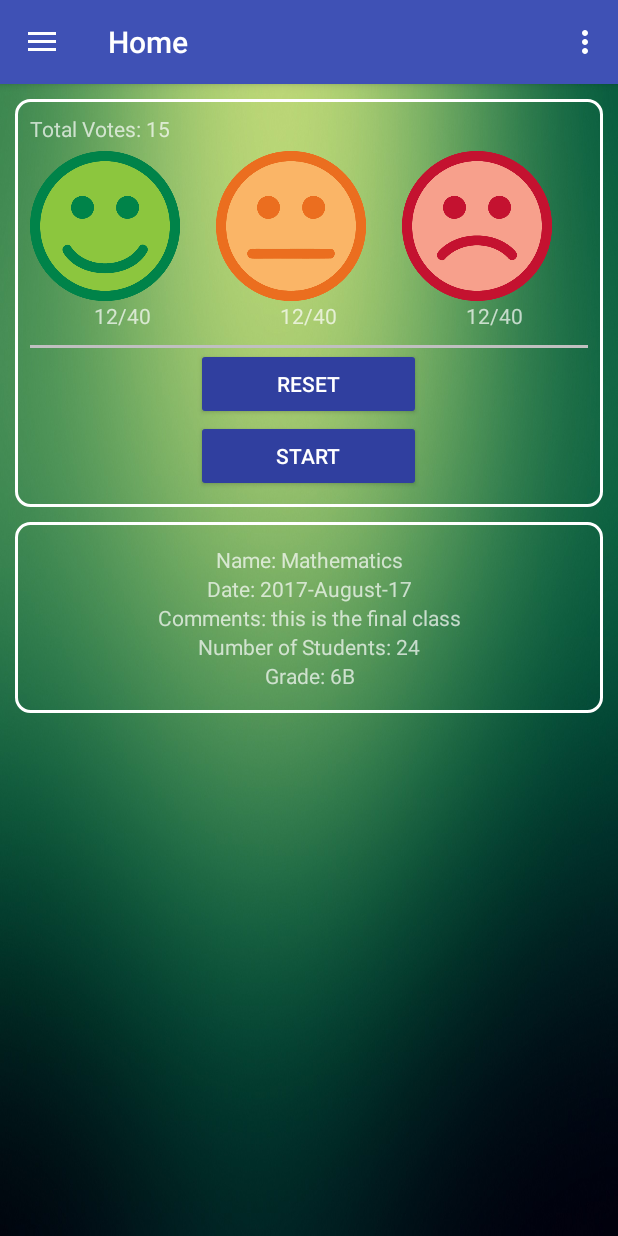
After one commit to prasannadeshappriya/TutionClass-MobileApp, an Android app: the fragment FeedbackViewFragment placed in its activity, on a phone screen of 412 x 824 dp. The commit adds this screen. Run offline under Robolectric (Android 15) with nearby library versions, the phone set to English and light mode, and no system bars; 6 statements that could not run were skipped.

Commit message:
Minor changes

```diff
--- /dev/null
+++ b/app/src/main/java/com/example/prasanna/tutionclass/Fragment/FeedbackViewFragment.java
@@ -0,0 +1,135 @@
+package com.example.prasanna.tutionclass.Fragment;
+
+import android.os.Bundle;
+import android.support.annotation.Nullable;
+import android.support.v4.app.Fragment;
+import android.support.v4.app.FragmentTransaction;
+import android.view.KeyEvent;
+import android.view.LayoutInflater;
+import android.view.View;
+import android.view.ViewGroup;
+import android.widget.Button;
+import android.widget.TextView;
+
+import com.example.prasanna.tutionclass.Models.Lesson;
+import com.example.prasanna.tutionclass.R;
+
+/**
+ * Created by prasanna_d on 8/15/2017.
+ */
+
+public class FeedbackViewFragment extends Fragment {
+    private TextView tvTotalVotes;
+    private TextView tvHappyStatus;
+    private TextView tvNutralStatus;
+    private TextView tvBadStatus;
+    private Button btnReset;
+    private Button btnStart;
+    private Button btnViewGraph;
+    private TextView tvFedName;
+    private TextView tvFedDate;
+    private TextView tvFedComments;
+    private TextView tvFedNumDates;
+    private TextView tvFedGrade;
+
+    private String email;
+    private String user_name;
+    private String user_id;
+    private Lesson lesson;
+
+    public void setUserDetails(String email, String user_name, String user_id) {
+        this.email = email;
+        this.user_name = user_name;
+        this.user_id = user_id;
+    }
+
+    public void setLesson(Lesson lesson){
+        this.lesson = lesson;
+    }
+
+    @Nullable
+    @Override
+    public View onCreateView(LayoutInflater inflater, @Nullable ViewGroup container, @Nullable Bundle savedInstanceState) {
+        View view = inflater.inflate(R.layout.fragment_feedback_view, container, false);
+        //Initialize Variables;
+        init(view);
+
+        //Set Lesson data values
+        tvFedName.setText("Name: " + lesson.getName());
+        tvFedDate.setText("Date: " + lesson.getDate());
+        if(lesson.getComments().equals("")){
+            tvFedComments.setVisibility(View.GONE);
+        }else {
+            tvFedComments.setText("Comments: " + lesson.getComments());
+            tvFedComments.setVisibility(View.VISIBLE);
+        }
+        tvFedNumDates.setText("Number of Students: " + String.valueOf(lesson.getStudent_count()));
+        tvFedGrade.setText("Grade: " + lesson.getGrade());
+
+        //Graphical View for later implementation
+        btnViewGraph.setVisibility(View.GONE);
+        btnStart.setOnClickListener(
+                new View.OnClickListener() {
+                    @Override
+                    public void onClick(View v) {
+                        startVote();
+                    }
+                }
+        );
+
+        return view;
+    }
+
+    private void startVote() {
+        FeedbackShowFragment feedbackShowFragment = new FeedbackShowFragment();
+        feedbackShowFragment.setUserDetails(email, user_name, user_id);
+        feedbackShowFragment.setLesson(lesson);
+        FragmentTransaction transaction = getFragmentManager().beginTransaction();
+        transaction.setCustomAnimations(android.R.anim.slide_in_left,
+                android.R.anim.slide_out_right);
+        transaction.replace(R.id.frmMain, feedbackShowFragment);
+        transaction.commit();
+    }
+
+    private void init(View view) {
+        tvTotalVotes = (TextView)view.findViewById(R.id.tvTotalVotes);
+        tvHappyStatus= (TextView)view.findViewById(R.id.tvHappyStatus);
+        tvNutralStatus= (TextView)view.findViewById(R.id.tvNutralStatus);
+        tvBadStatus= (TextView)view.findViewById(R.id.tvBadStatus);
+        btnReset= (Button) view.findViewById(R.id.btnReset);
+        btnStart= (Button) view.findViewById(R.id.btnStart);
+        btnViewGraph= (Button) view.findViewById(R.id.btnViewGraph);
+        tvFedName= (TextView)view.findViewById(R.id.tvFedName);
+        tvFedDate= (TextView)view.findViewById(R.id.tvFedDate);
+        tvFedComments= (TextView)view.findViewById(R.id.tvFedComments);
+        tvFedNumDates= (TextView)view.findViewById(R.id.tvFedNumDates);
+        tvFedGrade= (TextView)view.findViewById(R.id.tvFedGrade);
+    }
+
+    @Override
+    public void onResume() {
+        super.onResume();
+        getView().setFocusableInTouchMode(true);
+        getView().requestFocus();
+        getView().setOnKeyListener(new View.OnKeyListener() {
+            @Override
+            public boolean onKey(View v, int keyCode, KeyEvent event) {
+                if (event.getAction() == KeyEvent.ACTION_UP && keyCode == KeyEvent.KEYCODE_BACK) {
+                    showHomeFragment();
+                    return true;
+                }
+                return false;
+            }
+        });
+    }
+
+    private void showHomeFragment(){
+        FeedbackFragment feedbackFragment = new FeedbackFragment();
+        feedbackFragment.setUserDetails(email, user_name, user_id);
+        FragmentTransaction transaction = getFragmentManager().beginTransaction();
+        transaction.setCustomAnimations(android.R.anim.slide_in_left,
+                android.R.anim.slide_out_right);
+        transaction.replace(R.id.frmMain,feedbackFragment);
+        transaction.commit();
+    }
+}
--- /dev/null
+++ b/app/src/main/res/layout/fragment_feedback_view.xml
@@ -0,0 +1,166 @@
+<?xml version="1.0" encoding="utf-8"?>
+<ScrollView xmlns:android="http://schemas.android.com/apk/res/android"
+    android:orientation="vertical"
+    android:layout_width="match_parent"
+    android:layout_height="match_parent"
+    android:paddingTop="10dip"
+    android:paddingRight="10dip"
+    android:paddingLeft="10dip"
+    android:paddingBottom="10dip">
+
+    <LinearLayout
+        android:layout_width="fill_parent"
+        android:orientation="vertical"
+        android:layout_height="fill_parent" >
+
+        <RelativeLayout
+            android:layout_width="match_parent"
+            android:layout_height="wrap_content"
+            android:paddingTop="10dip"
+            android:paddingRight="10dip"
+            android:paddingLeft="10dip"
+            android:paddingBottom="10dip"
+            android:background="@drawable/frame_border">
+
+            <TextView
+                android:layout_width="wrap_content"
+                android:layout_height="wrap_content"
+                android:id="@+id/tvTotalVotes"
+                android:text="Total Votes: 15"/>
+
+            <LinearLayout
+                android:layout_marginTop="5dip"
+                android:id="@+id/Layout1"
+                android:layout_below="@+id/tvTotalVotes"
+                android:layout_width="match_parent"
+                android:layout_height="wrap_content"
+                android:orientation="horizontal">
+                <RelativeLayout
+                    android:layout_width="wrap_content"
+                    android:layout_weight="1"
+                    android:layout_height="wrap_content">
+                    <ImageView
+                        android:layout_width="100dip"
+                        android:layout_height="100dip"
+                        android:id="@+id/btnHappy"
+                        android:src="@drawable/happy"/>
+                    <TextView
+                        android:layout_width="wrap_content"
+                        android:layout_height="wrap_content"
+                        android:layout_below="@+id/btnHappy"
+                        android:id="@+id/tvHappyStatus"
+                        android:layout_centerHorizontal="true"
+                        android:text="12/40"/>
+                </RelativeLayout>
+                <RelativeLayout
+                    android:layout_width="wrap_content"
+                    android:layout_weight="1"
+                    android:layout_height="wrap_content">
+                    <ImageView
+                        android:layout_width="100dip"
+                        android:layout_height="100dip"
+                        android:id="@+id/btnNutral"
+                        android:src="@drawable/neutral"/>
+                    <TextView
+                        android:layout_width="wrap_content"
+                        android:layout_height="wrap_content"
+                        android:layout_below="@+id/btnNutral"
+                        android:id="@+id/tvNutralStatus"
+                        android:layout_centerHorizontal="true"
+                        android:text="12/40"/>
+                </RelativeLayout>
+                <RelativeLayout
+                    android:layout_width="wrap_content"
+                    android:layout_weight="1"
+                    android:layout_height="wrap_content">
+                    <ImageView
+                        android:layout_width="100dip"
+                        android:layout_height="100dip"
+                        android:id="@+id/btnBad"
+                        android:src="@drawable/sad"/>
+                    <TextView
+                        android:layout_width="wrap_content"
+                        android:layout_height="wrap_content"
+                        android:layout_below="@+id/btnBad"
+                        android:id="@+id/tvBadStatus"
+                        android:layout_centerHorizontal="true"
+                        android:text="12/40"/>
+                </RelativeLayout>
+            </LinearLayout>
+
+            <View
+                android:layout_width="fill_parent"
+                android:layout_below="@+id/Layout1"
+                android:layout_marginTop="10dip"
+                android:id="@+id/vw1"
+                android:layout_height="2dp"
+                android:background="#c0c0c0"/>
+
+            <Button
+                android:id="@+id/btnReset"
+                android:text="Reset"
+                android:layout_centerHorizontal="true"
+                android:layout_width="150dip"
+                android:layout_height="wrap_content"
+                android:layout_below="@+id/vw1"/>
+            <Button
+                android:id="@+id/btnStart"
+                android:layout_centerHorizontal="true"
+                android:text="Start"
+                android:layout_width="150dip"
+                android:layout_height="wrap_content"
+                android:layout_below="@+id/btnReset"/>
+            <Button
+                android:id="@+id/btnViewGraph"
+                android:layout_centerHorizontal="true"
+                android:text="Graphical View"
+                android:layout_width="150dip"
+                android:layout_height="wrap_content"
+                android:layout_below="@+id/btnStart"/>
+        </RelativeLayout>
+
+        <RelativeLayout
+            android:layout_width="match_parent"
+            android:layout_marginTop="10dip"
+            android:paddingTop="15dip"
+            android:paddingBottom="15dip"
+            android:layout_height="wrap_content"
+            android:background="@drawable/frame_border">
+
+            <TextView
+                android:layout_width="match_parent"
+                android:layout_height="wrap_content"
+                android:text="Name: Mathematics"
+                android:id="@+id/tvFedName"
+                android:textAlignment="center"/>
+            <TextView
+                android:layout_width="match_parent"
+                android:layout_height="wrap_content"
+                android:layout_below="@+id/tvFedName"
+                android:text="Date: 2017-August-17"
+                android:id="@+id/tvFedDate"
+                android:textAlignment="center"/>
+            <TextView
+                android:layout_width="match_parent"
+                android:layout_height="wrap_content"
+                android:layout_below="@+id/tvFedDate"
+                android:text="Comments: this is the final class"
+                android:id="@+id/tvFedComments"
+                android:textAlignment="center"/>
+            <TextView
+                android:layout_width="match_parent"
+                android:layout_height="wrap_content"
+                android:layout_below="@+id/tvFedComments"
+                android:text="Number of Students: 24"
+                android:id="@+id/tvFedNumDates"
+                android:textAlignment="center"/>
+            <TextView
+                android:layout_width="match_parent"
+                android:layout_height="wrap_content"
+                android:layout_below="@+id/tvFedNumDates"
+                android:text="Grade: 6B"
+                android:id="@+id/tvFedGrade"
+                android:textAlignment="center"/>
+        </RelativeLayout>
+    </LinearLayout>
+</ScrollView>
```
Also changed, not shown: app/src/main/java/com/example/prasanna/tutionclass/Fragment/FeedbackFragment.java (+24 -0 lines), app/src/main/java/com/example/prasanna/tutionclass/Fragment/FeedbackShowFragment.java (added, +123 -0 lines), app/src/main/res/drawable-xhdpi-v9/c_happy_button.xml (added, +8 -0 lines), app/src/main/res/drawable-xhdpi-v9/c_nutral_button.xml (added, +8 -0 lines), app/src/main/res/drawable-xhdpi-v9/c_sad_button.xml (added, +8 -0 lines), app/src/main/res/layout/fragment_feedback_show.xml (added, +72 -0 lines), app/src/main/res/drawable-xhdpi-v9/happy.png (added), app/src/main/res/drawable-xhdpi-v9/happy_button.png (added), app/src/main/res/drawable-xhdpi-v9/happy_button_pressed.png (added), app/src/main/res/drawable-xhdpi-v9/neutral.png (added), app/src/main/res/drawable-xhdpi-v9/neutral_button.png (added), app/src/main/res/drawable-xhdpi-v9/nutral_button_pressed.png (added), app/src/main/res/drawable-xhdpi-v9/sad.png (added), app/src/main/res/drawable-xhdpi-v9/sad_button.png (added), 1 more files.
